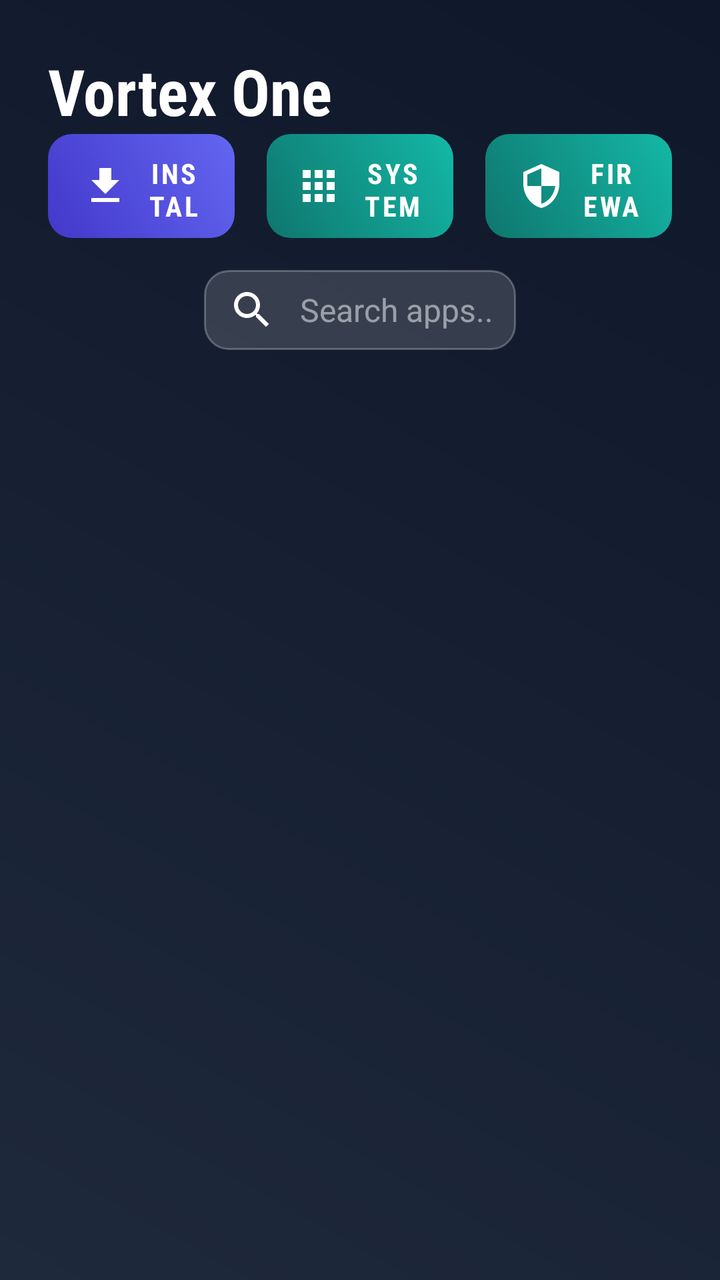
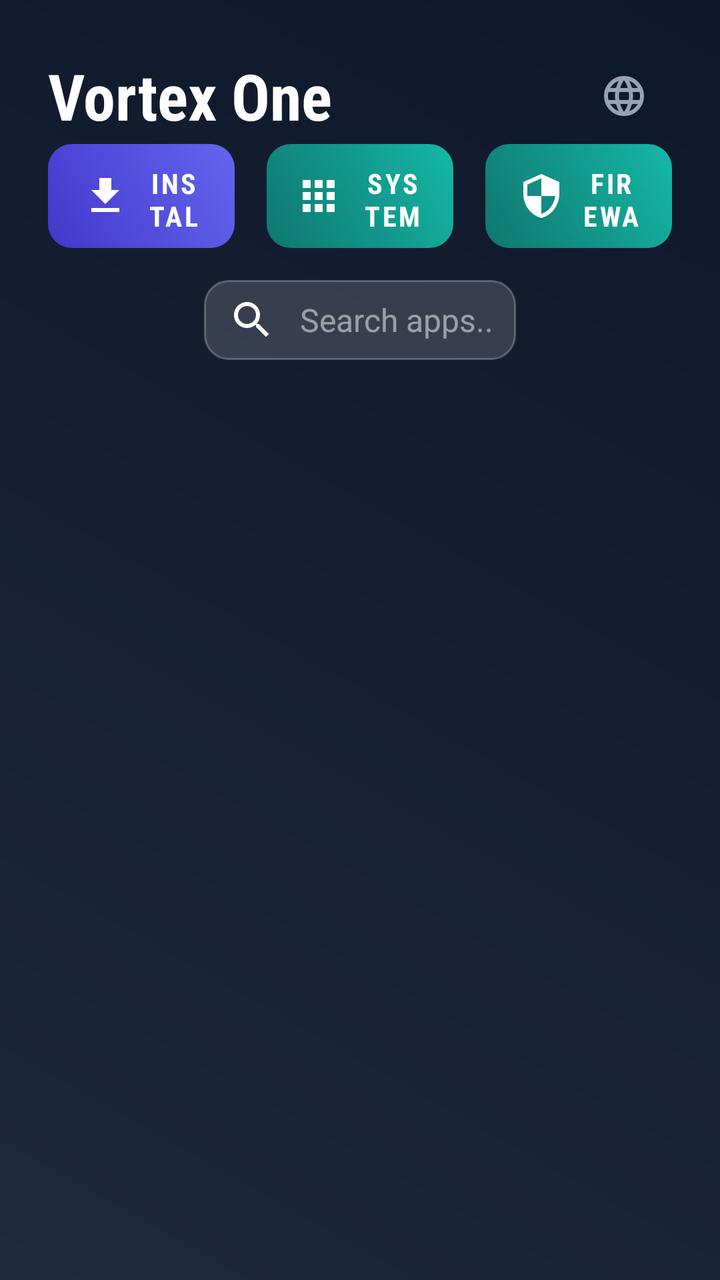

Two renders of the same Android screen: before a commit and after it. Below are the layout's source before the change and the commit's diff.
<!-- AndroidManifest.xml: activity theme Theme.VortexTV -->
<!-- res/layout/activity_main.xml -->
<?xml version="1.0" encoding="utf-8"?>
<androidx.constraintlayout.widget.ConstraintLayout 
    xmlns:android="http://schemas.android.com/apk/res/android"
    xmlns:app="http://schemas.android.com/apk/res-auto"
    xmlns:tools="http://schemas.android.com/tools"
    android:layout_width="match_parent"
    android:layout_height="match_parent"
    android:background="@drawable/bg_main"
    android:padding="24dp"
    android:clipChildren="false"
    android:clipToPadding="false"
    tools:context=".MainActivity">

    
    <LinearLayout
        android:id="@+id/headerContainer"
        android:layout_width="wrap_content"
        android:layout_height="wrap_content"
        android:orientation="horizontal"
        android:gravity="center_vertical"
        app:layout_constraintStart_toStartOf="parent"
        app:layout_constraintTop_toTopOf="parent">



        <TextView
            android:id="@+id/tvTitle"
            android:layout_width="wrap_content"
            android:layout_height="wrap_content"
            android:text="Vortex One"
            android:textColor="@color/white"
            android:textSize="32sp"
            android:textStyle="bold"
            android:fontFamily="sans-serif-condensed" />
    </LinearLayout>

    
    <LinearLayout
        android:id="@+id/buttonsContainer"
        android:layout_width="match_parent"
        android:layout_height="wrap_content"
        android:orientation="horizontal"
        android:clipChildren="false"
        android:clipToPadding="false"
        app:layout_constraintEnd_toEndOf="parent"
        app:layout_constraintTop_toBottomOf="@id/headerContainer">

        
        <com.google.android.material.button.MaterialButton
            android:id="@+id/btnInstallApk"
            android:layout_width="0dp"
            android:layout_height="52dp"
            android:layout_weight="1"
            android:text="Install APK"
            android:textSize="14sp"
            android:textStyle="bold"
            android:fontFamily="sans-serif-condensed"
            android:focusable="true"
            android:nextFocusDown="@id/etSearch"
            android:nextFocusRight="@id/btnVirtualizeSystemApp"
            android:background="@drawable/btn_gradient_primary"
            app:backgroundTint="@null"
            android:stateListAnimator="@animator/scaler"
            app:cornerRadius="12dp"
            app:icon="@drawable/ic_download"
            app:iconGravity="textStart"
            android:layout_marginEnd="8dp" />

        
        <com.google.android.material.button.MaterialButton
            android:id="@+id/btnVirtualizeSystemApp"
            android:layout_width="0dp"
            android:layout_height="52dp"
            android:layout_weight="1"
            android:text="System Apps"
            android:textSize="14sp"
            android:textStyle="bold"
            android:fontFamily="sans-serif-condensed"
            android:focusable="true"
            android:nextFocusDown="@id/etSearch"
            android:nextFocusLeft="@id/btnInstallApk"
            android:nextFocusRight="@id/btnFirewall"
            android:background="@drawable/btn_gradient_secondary"
            app:backgroundTint="@null"
            android:stateListAnimator="@animator/scaler"
            app:cornerRadius="12dp"
            app:icon="@drawable/ic_apps_grid"
            app:iconGravity="textStart"
            android:layout_marginStart="8dp"
            android:layout_marginEnd="8dp" />

        
        <com.google.android.material.button.MaterialButton
            android:id="@+id/btnFirewall"
            android:layout_width="0dp"
            android:layout_height="52dp"
            android:layout_weight="1"
            android:text="Firewall"
            android:textSize="14sp"
            android:textStyle="bold"
            android:fontFamily="sans-serif-condensed"
            android:focusable="true"
            android:nextFocusDown="@id/etSearch"
            android:nextFocusLeft="@id/btnVirtualizeSystemApp"
            android:background="@drawable/btn_gradient_secondary"
            app:backgroundTint="@null"
            android:stateListAnimator="@animator/scaler"
            app:cornerRadius="12dp"
            app:icon="@drawable/ic_shield"
            app:iconGravity="textStart"
            android:layout_marginStart="8dp" />
    </LinearLayout>

    
    <EditText
        android:id="@+id/etSearch"
        android:layout_width="0dp"
        android:layout_height="wrap_content"
        android:layout_marginTop="16dp"
        android:background="@drawable/bg_search_input"
        android:drawableStart="@drawable/ic_search"
        android:drawablePadding="12dp"
        android:hint="Search apps..."
        android:textColorHint="#80FFFFFF"
        android:textColor="@color/white"
        android:textSize="16sp"
        android:maxLines="1"
        android:singleLine="true"
        android:imeOptions="actionDone"
        android:nextFocusDown="@id/rvVirtualApps"
        android:nextFocusUp="@id/btnInstallApk"
        app:layout_constraintTop_toBottomOf="@id/buttonsContainer"
        app:layout_constraintStart_toStartOf="parent"
        app:layout_constraintEnd_toEndOf="parent"
        app:layout_constraintWidth_percent="0.5" />

    
    <androidx.recyclerview.widget.RecyclerView
        android:id="@+id/rvVirtualApps"
        android:layout_width="0dp"
        android:layout_height="0dp"
        android:layout_marginTop="16dp"
        android:clipToPadding="false"
        android:nextFocusUp="@id/etSearch"
        app:layout_constraintBottom_toTopOf="@+id/bannerContainer"
        app:layout_constraintEnd_toEndOf="parent"
        app:layout_constraintStart_toStartOf="parent"
        app:layout_constraintTop_toBottomOf="@id/etSearch"
        tools:listitem="@layout/item_virtual_app" />

    
    <RelativeLayout
        android:id="@+id/bannerContainer"
        android:layout_width="match_parent"
        android:layout_height="wrap_content"
        android:layout_marginBottom="8dp"
        android:gravity="center"
        app:layout_constraintBottom_toBottomOf="parent"
        app:layout_constraintEnd_toEndOf="parent"
        app:layout_constraintStart_toStartOf="parent" />

    
    <LinearLayout
        android:id="@+id/layoutEmptyState"
        android:layout_width="wrap_content"
        android:layout_height="wrap_content"
        android:gravity="center"
        android:orientation="vertical"
        android:visibility="gone"
        app:layout_constraintBottom_toTopOf="@+id/bannerContainer"
        app:layout_constraintEnd_toEndOf="parent"
        app:layout_constraintStart_toStartOf="parent"
        app:layout_constraintTop_toTopOf="parent">

        <ImageView
            android:layout_width="120dp"
            android:layout_height="120dp"
            android:alpha="0.3"
            android:src="@drawable/ic_apps_grid"
            android:tint="#94A3B8" />

        <TextView
            android:layout_width="wrap_content"
            android:layout_height="wrap_content"
            android:layout_marginTop="16dp"
            android:text="No hay aplicaciones instaladas"
            android:textColor="#94A3B8"
            android:textSize="18sp" />

        <TextView
            android:layout_width="wrap_content"
            android:layout_height="wrap_content"
            android:layout_marginTop="8dp"
            android:text="Presiona '+' para instalar APKs"
            android:textColor="#64748B"
            android:textSize="14sp" />
    </LinearLayout>

    
    <ProgressBar
        android:id="@+id/progressBar"
        android:layout_width="wrap_content"
        android:layout_height="wrap_content"
        android:visibility="gone"
        app:layout_constraintBottom_toBottomOf="parent"
        app:layout_constraintEnd_toEndOf="parent"
        app:layout_constraintStart_toStartOf="parent"
        app:layout_constraintTop_toTopOf="parent" />

</androidx.constraintlayout.widget.ConstraintLayout>
<!-- res/layout/item_virtual_app.xml (included above) -->
<?xml version="1.0" encoding="utf-8"?>
<com.google.android.material.card.MaterialCardView 
    xmlns:android="http://schemas.android.com/apk/res/android"
    xmlns:app="http://schemas.android.com/apk/res-auto"
    android:layout_width="160dp"
    android:layout_height="200dp"
    android:layout_margin="12dp"
    android:clickable="true"
    android:focusable="true"
    android:focusableInTouchMode="true"
    android:foreground="@drawable/selector_item_virtual_app"
    android:stateListAnimator="@animator/scaler"
    app:cardBackgroundColor="@color/primary_light"
    app:strokeColor="@color/accent_focus"
    app:strokeWidth="0dp"
    app:cardCornerRadius="16dp"
    app:cardElevation="4dp">

    <LinearLayout
        android:layout_width="match_parent"
        android:layout_height="match_parent"
        android:gravity="center"
        android:orientation="vertical"
        android:padding="16dp">

        
        <ImageView
            android:id="@+id/ivAppIcon"
            android:layout_width="96dp"
            android:layout_height="96dp"
            android:scaleType="fitCenter"
            android:src="@mipmap/ic_launcher" />

        
        <TextView
            android:id="@+id/tvAppName"
            android:layout_width="match_parent"
            android:layout_height="wrap_content"
            android:layout_marginTop="12dp"
            android:ellipsize="end"
            android:gravity="center"
            android:maxLines="2"
            android:text="App Name"
            android:textColor="@color/white"
            android:textSize="14sp"
            android:textStyle="bold"
            android:fontFamily="sans-serif-condensed" />

    </LinearLayout>

</com.google.android.material.card.MaterialCardView>
<!-- resources referenced by this layout -->
<resources>
  <color name="accent_focus">#818CF8</color>
  <color name="primary_light">#1E293B</color>
  <color name="white">#FFFFFFFF</color>
  <!-- drawable bg_main (drawable) -->
  <?xml version="1.0" encoding="utf-8"?>
  <shape xmlns:android="http://schemas.android.com/apk/res/android"
      android:shape="rectangle">
      <gradient
          android:angle="45"
          android:endColor="@color/primary_dark"
          android:startColor="@color/primary_light"
          android:type="linear" />
  </shape>
  <!-- drawable bg_search_input (drawable) -->
  <?xml version="1.0" encoding="utf-8"?>
  <shape xmlns:android="http://schemas.android.com/apk/res/android"
      android:shape="rectangle">
      <corners android:radius="12dp" />
      <solid android:color="#26FFFFFF" /> 
      <stroke android:width="1dp" android:color="#40FFFFFF" />
      <padding android:left="12dp" android:right="12dp" android:top="8dp" android:bottom="8dp"/>
  </shape>
  <!-- drawable ic_download (drawable) -->
  <vector xmlns:android="http://schemas.android.com/apk/res/android"
      android:width="24dp"
      android:height="24dp"
      android:viewportWidth="24"
      android:viewportHeight="24"
      android:tint="#FFFFFF">
      <path
          android:fillColor="@android:color/white"
          android:pathData="M19,9h-4V3H9v6H5l7,7 7,-7zM5,18v2h14v-2H5z"/>
  </vector>
  <!-- mipmap ic_launcher (mipmap-anydpi-v26) -->
  <?xml version="1.0" encoding="utf-8"?>
  <adaptive-icon xmlns:android="http://schemas.android.com/apk/res/android">
      <background android:drawable="@drawable/ic_launcher_background" />
      <foreground android:drawable="@drawable/ic_launcher_foreground" />
  </adaptive-icon>
  <color name="primary_dark">#0F172A</color>
  <!-- drawable ic_launcher_background (drawable) -->
  <?xml version="1.0" encoding="utf-8"?>
  <vector xmlns:android="http://schemas.android.com/apk/res/android"
      android:width="108dp"
      android:height="108dp"
      android:viewportWidth="108"
      android:viewportHeight="108">
      <path
          android:fillColor="#0F172A"
          android:pathData="M0,0h108v108h-108z" />
  </vector>
  <color name="accent_color">#6366F1</color>
  <color name="teal_200">#03DAC5</color>
  <color name="teal_700">#018786</color>
  <color name="black">#FF000000</color>
  <!-- unchanged entries left out for length: 8 -->
</resources>

<!-- the commit's change to res/layout/activity_main.xml (unified diff, before → after) -->
@@ -14,24 +14,40 @@
     
     <LinearLayout
         android:id="@+id/headerContainer"
-        android:layout_width="wrap_content"
+        android:layout_width="match_parent"
         android:layout_height="wrap_content"
         android:orientation="horizontal"
         android:gravity="center_vertical"
         app:layout_constraintStart_toStartOf="parent"
+        app:layout_constraintEnd_toEndOf="parent"
         app:layout_constraintTop_toTopOf="parent">
-
-
 
         <TextView
             android:id="@+id/tvTitle"
             android:layout_width="wrap_content"
             android:layout_height="wrap_content"
-            android:text="Vortex One"
+            android:text="@string/app_name"
             android:textColor="@color/white"
             android:textSize="32sp"
             android:textStyle="bold"
             android:fontFamily="sans-serif-condensed" />
+
+        <View
+            android:layout_width="0dp"
+            android:layout_height="0dp"
+            android:layout_weight="1" />
+
+        
+        <ImageButton
+            android:id="@+id/btnLanguage"
+            android:layout_width="48dp"
+            android:layout_height="48dp"
+            android:focusable="true"
+            android:nextFocusDown="@id/btnFirewall"
+            android:background="?attr/selectableItemBackgroundBorderless"
+            android:src="@drawable/ic_language"
+            android:contentDescription="@string/language_title"
+            app:tint="#94A3B8" />
     </LinearLayout>
 
     
<!-- resource entries referenced after the edit -->
@@ -33,12 +33,25 @@
           android:fillColor="@android:color/white"
           android:pathData="M19,9h-4V3H9v6H5l7,7 7,-7zM5,18v2h14v-2H5z"/>
   </vector>
+  <!-- drawable ic_language (drawable) -->
+  <?xml version="1.0" encoding="utf-8"?>
+  <vector xmlns:android="http://schemas.android.com/apk/res/android"
+      android:width="24dp"
+      android:height="24dp"
+      android:viewportWidth="24"
+      android:viewportHeight="24">
+      <path
+          android:fillColor="@android:color/white"
+          android:pathData="M11.99,2C6.47,2 2,6.48 2,12s4.47,10 9.99,10C17.52,22 22,17.52 22,12S17.52,2 11.99,2zM18.92,8h-2.95c-0.32,-1.25 -0.78,-2.45 -1.38,-3.56C16.43,5.05 17.86,6.37 18.92,8zM12,4.04c0.83,1.2 1.48,2.53 1.91,3.96h-3.82C10.52,6.57 11.17,5.24 12,4.04zM4.26,14C4.1,13.36 4,12.69 4,12s0.1,-1.36 0.26,-2h3.38C7.55,10.67 7.5,11.33 7.5,12s0.05,1.33 0.14,2H4.26zM5.08,16h2.95c0.32,1.25 0.78,2.45 1.38,3.56 -1.84,-0.63 -3.37,-1.9 -4.33,-3.56zM8.03,8H5.08c0.96,-1.66 2.49,-2.93 4.33,-3.56C8.81,5.55 8.35,6.75 8.03,8zM12,19.96c-0.83,-1.2 -1.48,-2.53 -1.91,-3.96h3.82C13.48,17.43 12.83,18.76 12,19.96zM14.34,14H9.66C9.57,13.34 9.5,12.68 9.5,12s0.07,-1.35 0.16,-2h4.68C14.43,10.65 14.5,11.32 14.5,12S14.43,13.34 14.34,14zM14.59,19.56C15.19,18.45 15.65,17.25 15.97,16h2.95C17.96,17.65 16.43,18.93 14.59,19.56zM16.36,14c0.09,-0.67 0.14,-1.33 0.14,-2s-0.05,-1.33 -0.14,-2h3.38C19.9,10.64 20,11.31 20,12s-0.1,1.36 -0.26,2H16.36z" />
+  </vector>
   <!-- mipmap ic_launcher (mipmap-anydpi-v26) -->
   <?xml version="1.0" encoding="utf-8"?>
   <adaptive-icon xmlns:android="http://schemas.android.com/apk/res/android">
       <background android:drawable="@drawable/ic_launcher_background" />
       <foreground android:drawable="@drawable/ic_launcher_foreground" />
   </adaptive-icon>
+  <string name="app_name">Vortex One</string>
+  <string name="language_title">Language / Idioma</string>
   <color name="primary_dark">#0F172A</color>
   <!-- drawable ic_launcher_background (drawable) -->
   <?xml version="1.0" encoding="utf-8"?>
